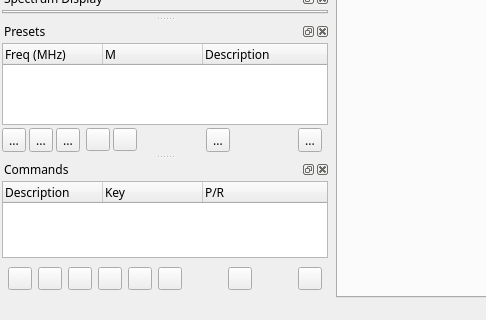
f4exb/sdrangel, file sdrgui/mainwindow.ui: the form before one commit; both pictures show x 0 to 486 and y 401 to 721 of the 1012 by 721 pixel window.
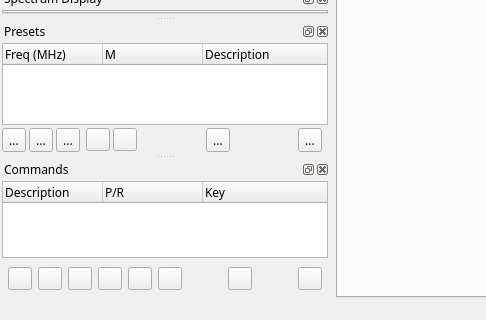
The form after the commit. Icons and pictures are not drawn. Custom widgets are drawn as their Qt base class.

What changed in the file:
```diff
--- a/sdrgui/mainwindow.ui
+++ b/sdrgui/mainwindow.ui
@@ -591,12 +591,12 @@
        </column>
        <column>
         <property name="text">
-         <string>Key</string>
+         <string>P/R</string>
         </property>
        </column>
        <column>
         <property name="text">
-         <string>P/R</string>
+         <string>Key</string>
         </property>
        </column>
       </widget>
```
